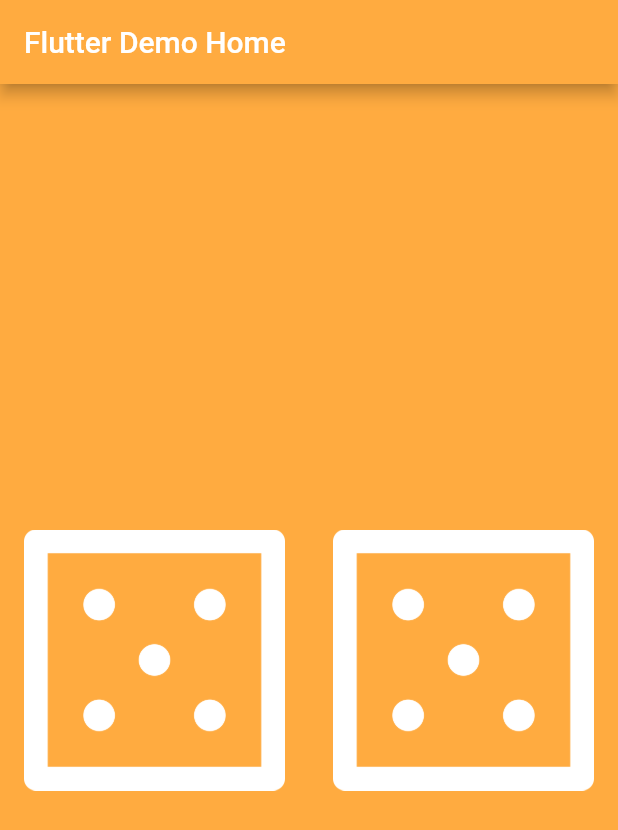
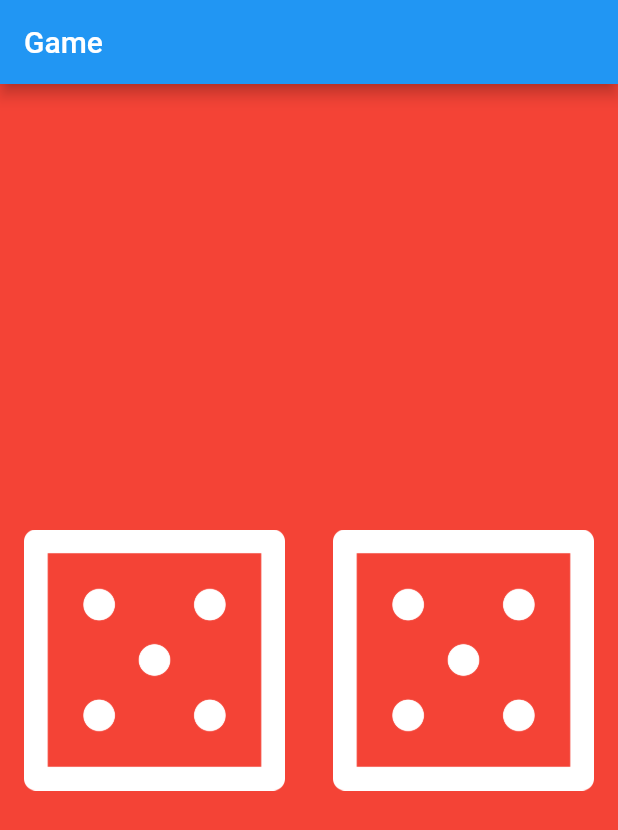
Before and after one commit to salam73/flutter_tutorial, a Flutter app: the screen it shows after launch, on a phone screen of 412 x 824 dp. Shown: the top 830 px of the screen. Run offline on Flutter 3.47's test engine with Material 2 defaults, Android fonts, the phone set to English and light mode, and no system bars.

Commit message:
last change

```diff
--- a/lib/mygame.dart
+++ b/lib/mygame.dart
@@ -1,12 +1,13 @@
 import 'dart:math';
 
 import 'package:flutter/material.dart';
-import 'main.dart';
 
 class MyGame extends StatefulWidget {
   MyGame({this.title});
 
   final String title;
+
+
 
   @override
   _MyGameState createState() => _MyGameState();
@@ -14,71 +15,58 @@ class MyGame extends StatefulWidget {
 
 class _MyGameState extends State<MyGame> {
 
-  int leftDiceNumber;
-  int rightDiceNumber;
 
 
-  @override
+  int leftDiceFace=3;
+  int rightDiceFace=3;
+
+  void changeFace()
+  {
+    leftDiceFace=Random().nextInt(6)+1;
+    rightDiceFace=Random().nextInt(6)+1;
+  }
+
+@override
   void initState() {
     // TODO: implement initState
     super.initState();
-    randomMe();
+    changeFace();
   }
-
-  final Color myColor= Colors.orangeAccent;
-
-
-  void randomMe()
-  {
-    leftDiceNumber=Random().nextInt(6)+1;
-    rightDiceNumber=Random().nextInt(6)+1;
-  }
-
 
   @override
   Widget build(BuildContext context) {
-
-
-
     return Scaffold(
-      backgroundColor: myColor,
+      backgroundColor: Colors.red,
       appBar: AppBar(
-        backgroundColor: myColor,
-        // Here we take the value from the MyHomePage object that was created by
-        // the App.build method, and use it to set our appbar title.
-        title: Text(widget.title),
+        title: Text('Game'),
       ),
       body: Center(
-        // Center is a layout widget. It takes a single child and positions it
-        // in the middle of the parent.
         child: Row(
           children: <Widget>[
             Expanded(
               child: FlatButton(
                 onPressed: (){
                   setState(() {
-                   randomMe();
+                   changeFace();
                   });
                 },
-                child: Image.asset('images/dice$leftDiceNumber.png'),
+
+                child: Image.asset('images/dice$leftDiceFace.png'),
               ),
             ),
             Expanded(
               child: FlatButton(
                 onPressed: (){
                   setState(() {
-                  randomMe();
+                    changeFace();
                   });
                 },
-
-                child: Image.asset('images/dice$rightDiceNumber.png'),
+                child: Image.asset('images/dice$rightDiceFace.png'),
               ),
             ),
           ],
         ),
       ),
-
-      // This trailing comma makes auto-formatting nicer for build methods.
     );
   }
 }
```
